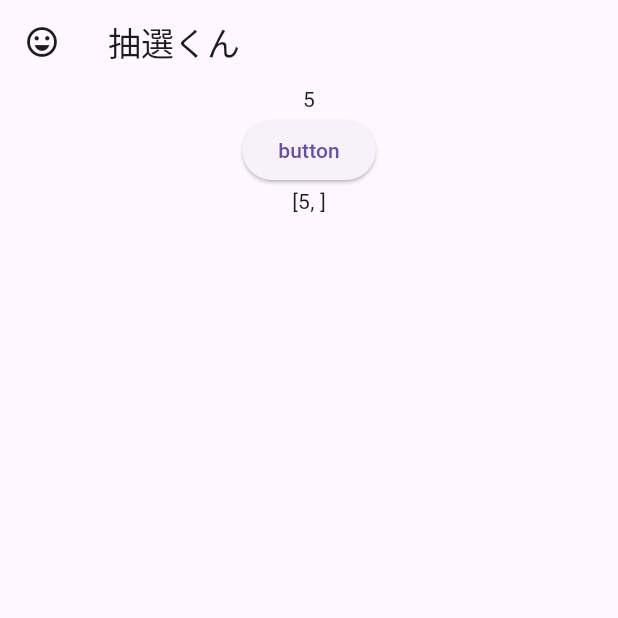
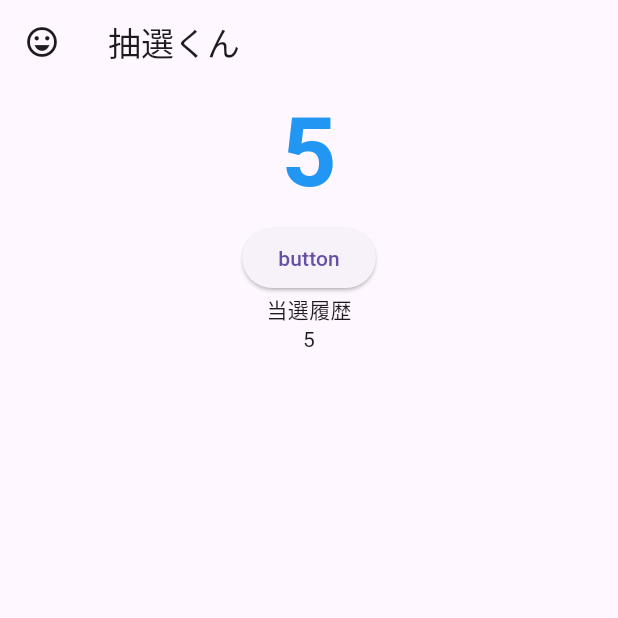
Before and after one commit to dj-kusuha/lottery, a Flutter app: the screen it shows after launch, after a tap on "button", on a phone screen of 412 x 824 dp, the top half of it. Run offline on Flutter 3.47's test engine with Material 3 defaults, Android fonts, the light colour scheme and no system bars; our stand-ins replace flutter_hooks.

Commit message:
fix: 履歴を改行で表示

```diff
--- a/lib/main.dart
+++ b/lib/main.dart
@@ -18,7 +18,8 @@ class MainApp extends StatelessWidget {
           leading: const Icon(Icons.emoji_emotions_outlined),
           title: const Text('抽選くん'),
         ),
-        body: const Center(
+        body: Center(
+          heightFactor: 1,
           child: ButtonTest(),
         ),
       ),
@@ -31,37 +32,46 @@ class MainApp extends StatelessWidget {
 // ボックスガチャは、抽選対象番号をリストに用意してその中で抽選したあと、
 // 抽選された番号をリストから消していけばよいだろう
 class ButtonTest extends HookWidget {
-  const ButtonTest({super.key});
+  final _random = Random();
+
+  ButtonTest({super.key});
 
   @override
   Widget build(BuildContext context) {
-    final random = Random();
     final count = useState(0);
     final history = useState(<int>[]);
 
-    return Column(
+    return SingleChildScrollView(
+      child: Column(
         children: [
-        Text('${count.value}'),
+          Text(
+            '${count.value}',
+            style: const TextStyle(
+              color: Colors.blue,
+              fontSize: 64,
+              fontWeight: FontWeight.bold,
+            ),
+          ),
           ElevatedButton(
             onPressed: () {
-            count.value = random.nextInt(6) + 1;
-            history.value = [...history.value, count.value];
+              count.value = _random.nextInt(6) + 1;
+              history.value = [count.value, ...history.value];
             },
             child: const Text('button'),
           ),
+          const Text('当選履歴'),
           Text(_generateHistoryText(history.value)),
         ],
+      ),
     );
   }
 
   String _generateHistoryText(List<int> history) {
     final buf = StringBuffer();
-    buf.write('[');
     for (final value in history) {
       buf.write(value);
-      buf.write(', ');
+      buf.writeln();
     }
-    buf.write(']');
     return buf.toString();
   }
 }
```
Lines whose indentation alone changed are shown as unchanged.
